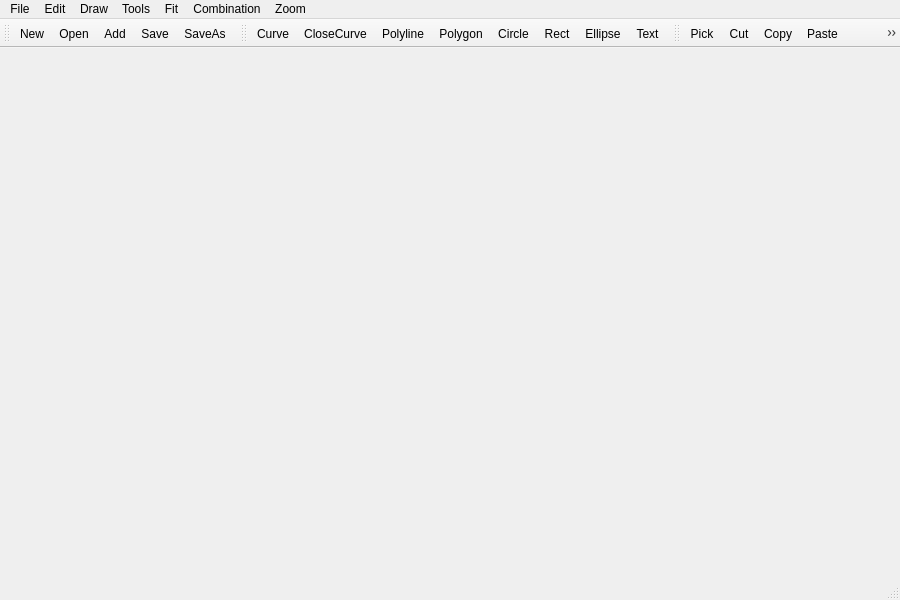
This is mainwindow.ui in iynaur/iynaur-s-vector-drawing as Qt 5 draws it before an edit. The edited form follows.
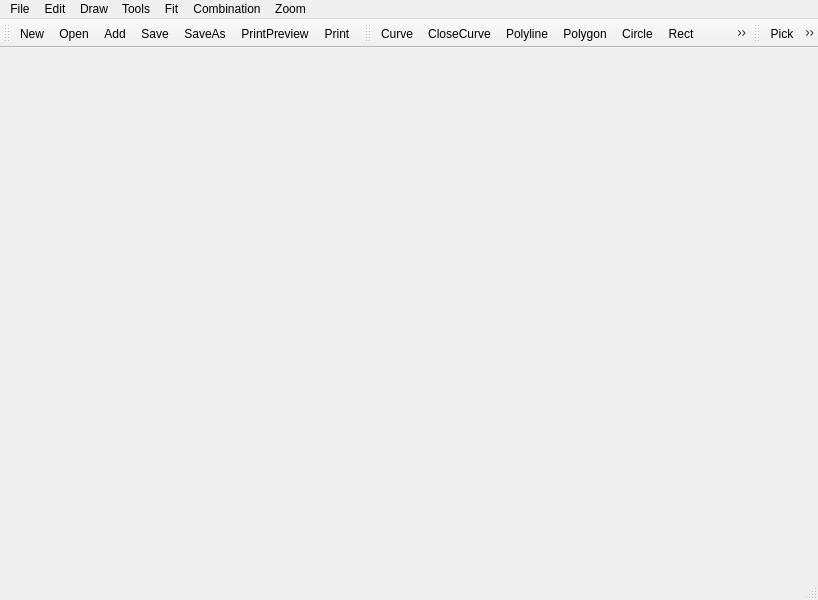
This is the edited form. Icons and pictures are not drawn.

What changed in the file:
```diff
--- a/mainwindow.ui
+++ b/mainwindow.ui
@@ -6,7 +6,7 @@
    <rect>
     <x>0</x>
     <y>0</y>
-    <width>900</width>
+    <width>818</width>
     <height>600</height>
    </rect>
   </property>
@@ -23,7 +23,7 @@
     <rect>
      <x>0</x>
      <y>0</y>
-     <width>900</width>
+     <width>818</width>
      <height>23</height>
     </rect>
    </property>
@@ -115,6 +115,8 @@
    <addaction name="actionAdd"/>
    <addaction name="actionSave"/>
    <addaction name="actionSaveAs"/>
+   <addaction name="actionPrintPreview"/>
+   <addaction name="actionPrint"/>
   </widget>
   <widget class="QToolBar" name="toolBar_1">
    <property name="windowTitle">
@@ -489,6 +491,24 @@
     <string>SaveAs</string>
    </property>
   </action>
+  <action name="actionPrint">
+   <property name="icon">
+    <iconset resource="res.qrc">
+     <normaloff>:/image/print.png</normaloff>:/image/print.png</iconset>
+   </property>
+   <property name="text">
+    <string>Print</string>
+   </property>
+  </action>
+  <action name="actionPrintPreview">
+   <property name="icon">
+    <iconset resource="res.qrc">
+     <normaloff>:/image/print-preview-icon-54533.png</normaloff>:/image/print-preview-icon-54533.png</iconset>
+   </property>
+   <property name="text">
+    <string>PrintPreview</string>
+   </property>
+  </action>
  </widget>
  <layoutdefault spacing="6" margin="11"/>
  <resources>
```
Left out of the diff: 38 changed lines with no effect on the pictures.
